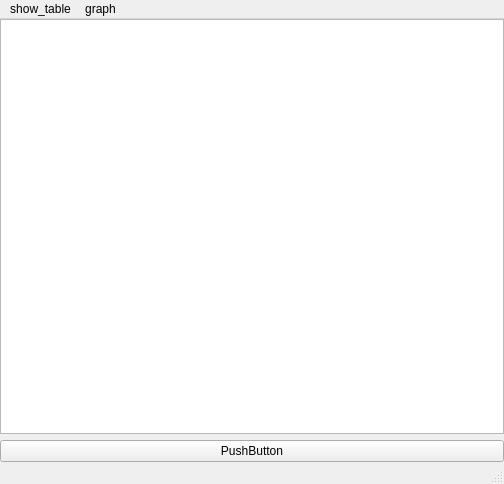
Above: coursegraph/Maingui.ui from oss2024hnu/coursegraph-py before the change. Below: the same form after it.
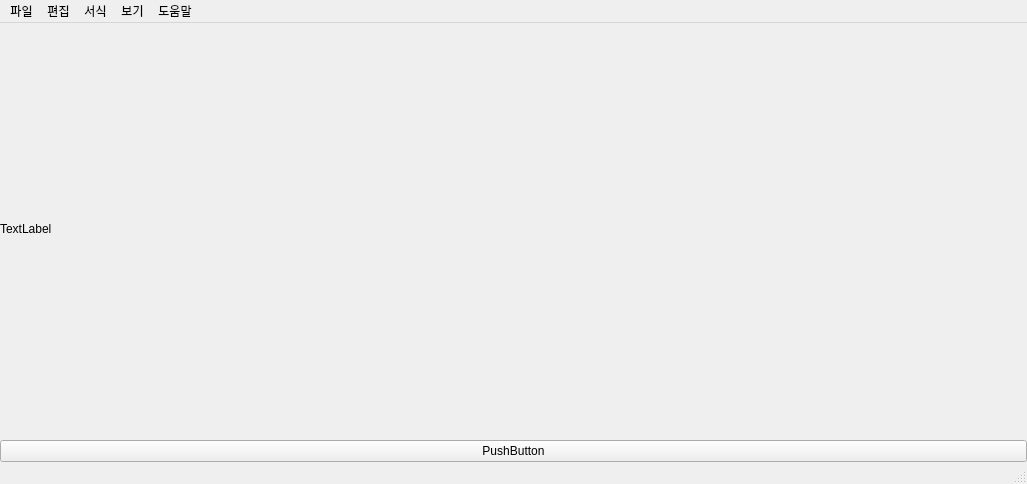
That is the form after the change.

Diff of the .ui file:
```diff
--- a/coursegraph/Maingui.ui
+++ b/coursegraph/Maingui.ui
@@ -6,7 +6,7 @@
    <rect>
     <x>0</x>
     <y>0</y>
-    <width>504</width>
+    <width>1027</width>
     <height>484</height>
    </rect>
   </property>
@@ -29,9 +29,6 @@
     </property>
     <item row="0" column="0">
      <layout class="QGridLayout" name="gridLayout_3">
-      <item row="0" column="0">
-       <widget class="QTextEdit" name="textEdit"/>
-      </item>
       <item row="1" column="0">
        <widget class="QPushButton" name="pushButton">
         <property name="text">
@@ -39,6 +36,13 @@
         </property>
        </widget>
       </item>
+      <item row="0" column="0">
+       <widget class="QLabel" name="label">
+        <property name="text">
+         <string>TextLabel</string>
+        </property>
+       </widget>
+      </item>
      </layout>
     </item>
    </layout>
@@ -49,22 +53,40 @@
     <rect>
      <x>0</x>
      <y>0</y>
-     <width>504</width>
+     <width>1027</width>
      <height>21</height>
     </rect>
    </property>
-   <widget class="QMenu" name="menushow_yaml">
+   <widget class="QMenu" name="menu_file">
     <property name="title">
-     <string>show_table</string>
+     <string>파일</string>
     </property>
    </widget>
-   <widget class="QMenu" name="menugraph">
+   <widget class="QMenu" name="menu_edit">
     <property name="title">
-     <string>graph</string>
+     <string>편집</string>
     </property>
    </widget>
-   <addaction name="menushow_yaml"/>
-   <addaction name="menugraph"/>
+   <widget class="QMenu" name="menu_from">
+    <property name="title">
+     <string>서식</string>
+    </property>
+   </widget>
+   <widget class="QMenu" name="menu_view">
+    <property name="title">
+     <string>보기</string>
+    </property>
+   </widget>
+   <widget class="QMenu" name="menu_help">
+    <property name="title">
+     <string>도움말</string>
+    </property>
+   </widget>
+   <addaction name="menu_file"/>
+   <addaction name="menu_edit"/>
+   <addaction name="menu_from"/>
+   <addaction name="menu_view"/>
+   <addaction name="menu_help"/>
   </widget>
  </widget>
  <resources/>
```
Left out of the diff: 27 changed lines with no effect on the pictures.
